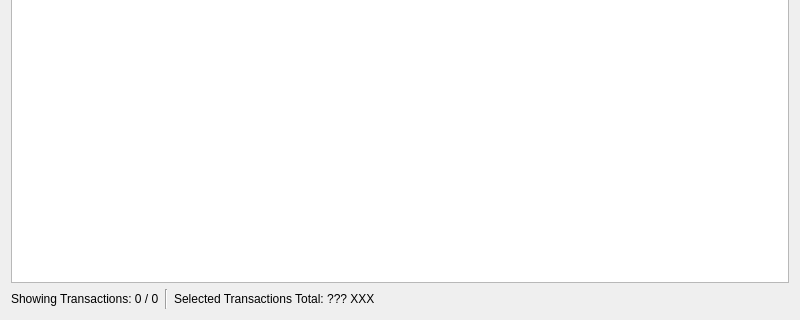
Old version of the form src/views/ui_files/forms/transaction_table_form.ui in the repository JakubFranek/Kapytal; both pictures show x 0 to 800 and y 180 to 500 of the 800 by 500 pixel window.
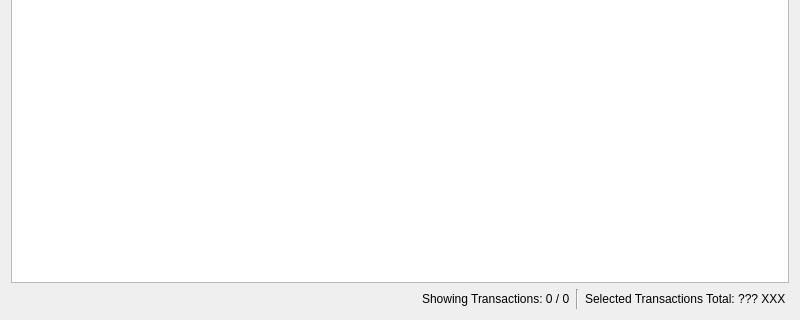
New version of the form.

Patch:
```diff
--- a/src/views/ui_files/forms/transaction_table_form.ui
+++ b/src/views/ui_files/forms/transaction_table_form.ui
@@ -50,33 +50,6 @@
    </item>
    <item>
     <layout class="QHBoxLayout" name="horizontalLayout">
-     <item>
-      <widget class="QLabel" name="shownTransactionsLabel">
-       <property name="toolTip">
-        <string>&lt;html&gt;&lt;head/&gt;&lt;body&gt;&lt;p&gt;Shows how many Transactions have passed the Transaction Filter and are listed in Transaction Table.&lt;/p&gt;&lt;/body&gt;&lt;/html&gt;</string>
-       </property>
-       <property name="text">
-        <string>Showing Transactions: 0 / 0</string>
-       </property>
-      </widget>
-     </item>
-     <item>
-      <widget class="Line" name="line">
-       <property name="orientation">
-        <enum>Qt::Vertical</enum>
-       </property>
-      </widget>
-     </item>
-     <item>
-      <widget class="QLabel" name="selectedTransactionsTotalLabel">
-       <property name="toolTip">
-        <string>&lt;html&gt;&lt;head/&gt;&lt;body&gt;&lt;p&gt;Only Income, Expense and Refund Transaction amounts are used in the calculation.&lt;/p&gt;&lt;/body&gt;&lt;/html&gt;</string>
-       </property>
-       <property name="text">
-        <string>Selected Transactions Total: ??? XXX </string>
-       </property>
-      </widget>
-     </item>
      <item>
       <spacer name="horizontalSpacer">
        <property name="orientation">
@@ -90,6 +63,33 @@
        </property>
       </spacer>
      </item>
+     <item>
+      <widget class="QLabel" name="shownTransactionsLabel">
+       <property name="toolTip">
+        <string>&lt;html&gt;&lt;head/&gt;&lt;body&gt;&lt;p&gt;Shows how many Transactions have passed the Transaction Filter and are listed in Transaction Table.&lt;/p&gt;&lt;/body&gt;&lt;/html&gt;</string>
+       </property>
+       <property name="text">
+        <string>Showing Transactions: 0 / 0</string>
+       </property>
+      </widget>
+     </item>
+     <item>
+      <widget class="Line" name="line">
+       <property name="orientation">
+        <enum>Qt::Vertical</enum>
+       </property>
+      </widget>
+     </item>
+     <item>
+      <widget class="QLabel" name="selectedTransactionsTotalLabel">
+       <property name="toolTip">
+        <string>&lt;html&gt;&lt;head/&gt;&lt;body&gt;&lt;p&gt;Only Income, Expense and Refund Transaction amounts are used in the calculation.&lt;/p&gt;&lt;/body&gt;&lt;/html&gt;</string>
+       </property>
+       <property name="text">
+        <string>Selected Transactions Total: ??? XXX </string>
+       </property>
+      </widget>
+     </item>
     </layout>
    </item>
   </layout>
```
